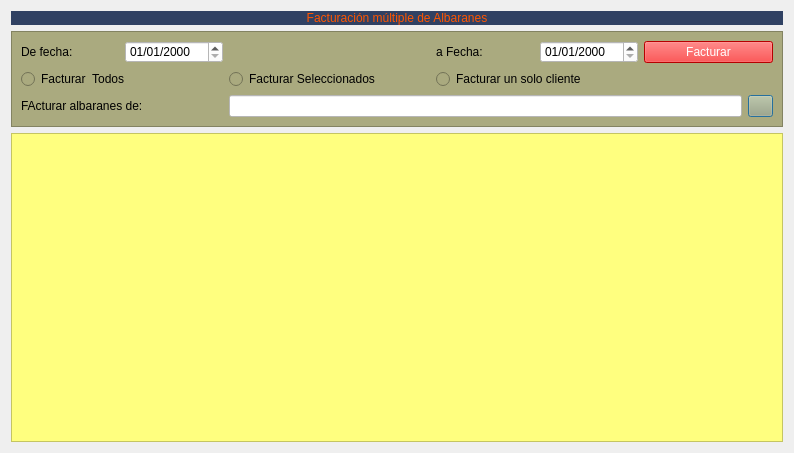
arcnexus/RedFoX, file Zona_Ventas/frmfacturaralabaranes.ui: the form before one commit.
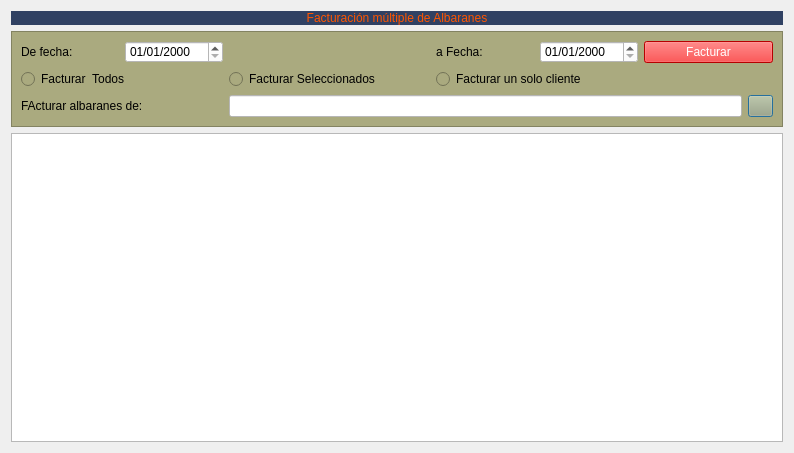
The form after the commit. Icons and pictures are not drawn.

Diff of the .ui file:
```diff
--- a/Zona_Ventas/frmfacturaralabaranes.ui
+++ b/Zona_Ventas/frmfacturaralabaranes.ui
@@ -152,11 +152,7 @@
     </widget>
    </item>
    <item row="2" column="0">
-    <widget class="QTableView" name="tableView">
-     <property name="styleSheet">
-      <string notr="true">background-color: rgb(255, 255, 127);</string>
-     </property>
-    </widget>
+    <widget class="QTableView" name="tableView"/>
    </item>
   </layout>
  </widget>
```
Left out of the diff: 27 changed lines with no effect on the pictures.
